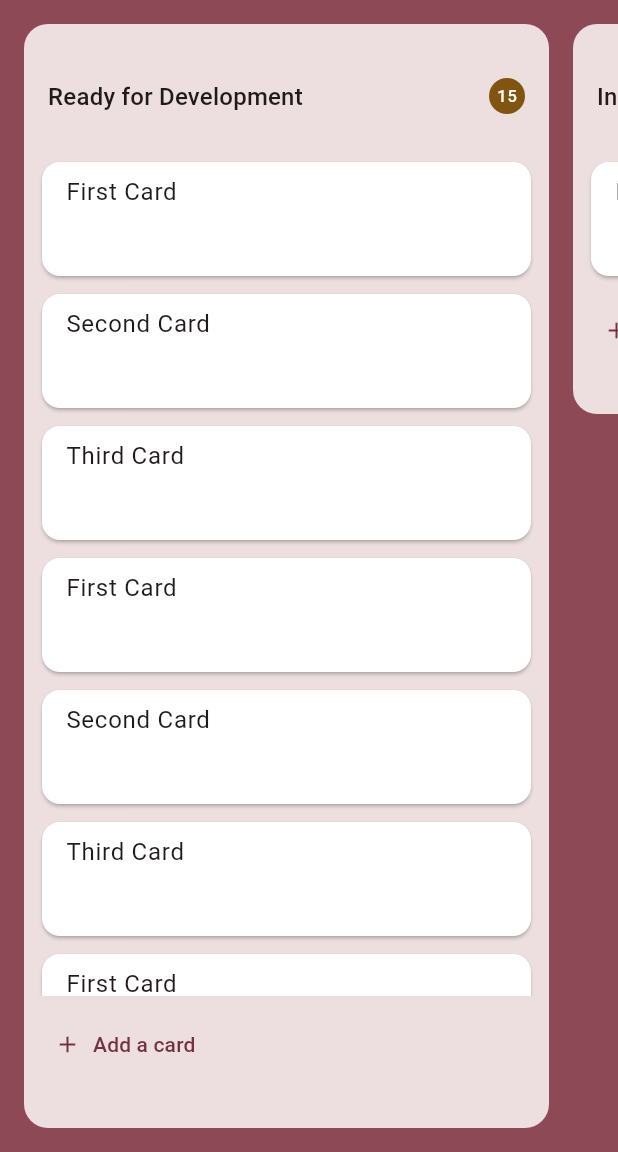
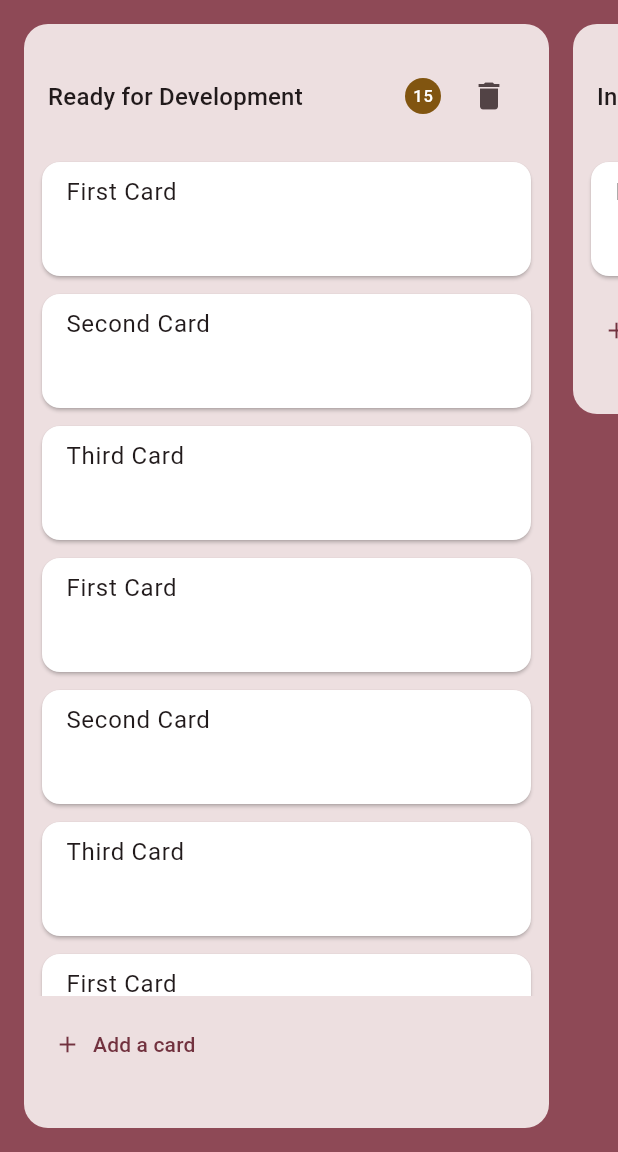
Before and after one commit to elliitsa/trello_board_state_management, a Flutter app: the screen it shows after launch, on a phone screen of 412 x 824 dp, the part 84-1236 px from its top. Run offline on Flutter 3.47's test engine with Material 3 defaults, Android fonts, the phone set to English and light mode, and no system bars; our stand-ins replace equatable, flutter_bloc, google_fonts; Roboto replaces fonts that are missing (Headland One).

Commit message:
Update board_title.dart

```diff
--- a/lib/shared/ui/board/widgets/board_title.dart
+++ b/lib/shared/ui/board/widgets/board_title.dart
@@ -42,12 +42,13 @@ class BoardTitle extends StatelessWidget {
             ),
           ),
           SizedBox(width: 8),
-          if (boardColumn != null)
-            Badge.count(
-              count: boardColumn?.cards?.length ?? 0,
-              backgroundColor: Theme.of(context).colorScheme.tertiaryContainer,
-              padding: .all(4),
-            ),
+          Badge.count(
+            count: boardColumn?.cards?.length ?? 0,
+            backgroundColor: Theme.of(context).colorScheme.tertiaryContainer,
+            padding: .all(4),
+          ),
+          SizedBox(width: 8),
+          IconButton(onPressed: () {}, icon: Icon(Icons.delete))
         ],
       ),
     );
```
